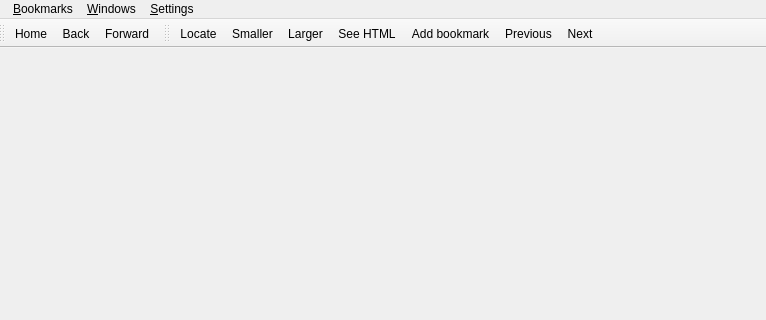
The window that src/mainwindow.ui (gyunaev/kchmviewer) describes before a commit, drawn with Qt 5; both pictures show x 107 to 873 and y 0 to 320 of the 873 by 591 pixel window.
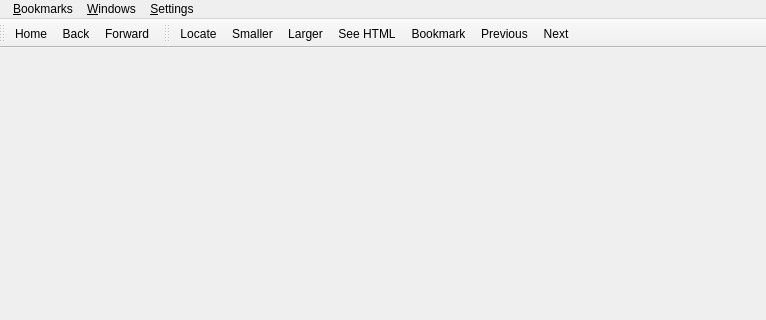
The same window after the commit. Icons and pictures are not drawn.

Diff of the .ui file:
```diff
--- a/src/mainwindow.ui
+++ b/src/mainwindow.ui
@@ -258,6 +258,9 @@
    <property name="text">
     <string>&amp;Add bookmark</string>
    </property>
+   <property name="iconText">
+    <string>Bookmark</string>
+   </property>
    <property name="toolTip">
     <string>Adds a bookmark for currently opened page</string>
    </property>
@@ -274,7 +277,10 @@
      <normaloff>:/images/icon_font_increase.png</normaloff>:/images/icon_font_increase.png</iconset>
    </property>
    <property name="text">
-    <string>&amp;Larger</string>
+    <string>&amp;Increase font size</string>
+   </property>
+   <property name="iconText">
+    <string>Larger</string>
    </property>
    <property name="toolTip">
     <string>Increase the font size</string>
@@ -292,7 +298,10 @@
      <normaloff>:/images/icon_font_decrease.png</normaloff>:/images/icon_font_decrease.png</iconset>
    </property>
    <property name="text">
-    <string>&amp;Smaller</string>
+    <string>&amp;Decrease font size</string>
+   </property>
+   <property name="iconText">
+    <string>Smaller</string>
    </property>
    <property name="toolTip">
     <string>Decrease the font size</string>
```
